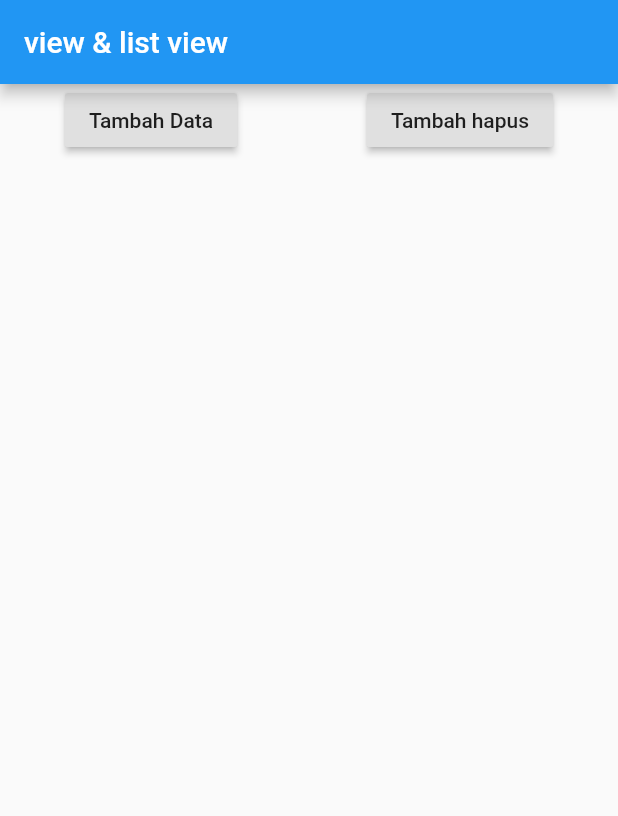
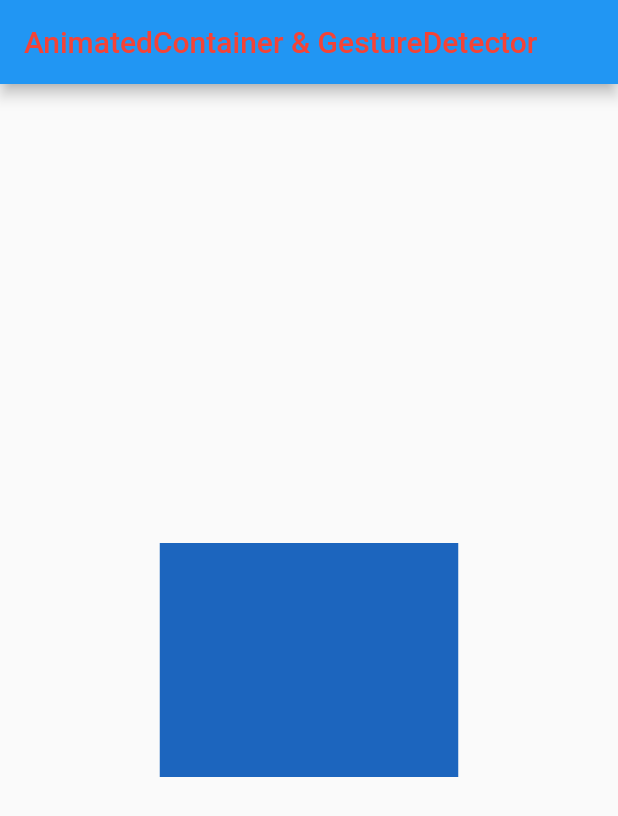
Before and after one commit to egyramadhan/flutter-example, a Flutter app: the screen it shows after launch, on a phone screen of 412 x 824 dp. Shown: the top 816 px of the screen. Run offline on Flutter 3.47's test engine with Material 2 defaults, Android fonts, the phone set to English and light mode, and no system bars.

Commit message:
Update main.dart

```diff
--- a/flutter_example/lib/main.dart
+++ b/flutter_example/lib/main.dart
@@ -1,4 +1,5 @@
 import 'package:flutter/material.dart';
+import 'dart:math';
 
 void main() => runApp(MyApp());
 
@@ -8,48 +9,30 @@ class MyApp extends StatefulWidget {
 }
 
 class _MyAppState extends State<MyApp> {
-  List<Widget> widgets = [];
-  int counter = 1;
+  Random random = Random();
 
   @override
   Widget build(BuildContext context) {
     return MaterialApp(
       home: Scaffold(
         appBar: AppBar(
-          title: Text("view & list view"),
-        ),
-        body: ListView(
-          children: <Widget>[
-            Row(
-              mainAxisAlignment: MainAxisAlignment.spaceAround,
-              children: <Widget>[
-                RaisedButton(
-                  child: Text("Tambah Data"),
-                  onPressed: () {
-                    setState(() {
-                      widgets.add(Text(
-                        "Data ke-" + counter.toString(),
-                        style: TextStyle(fontSize: 35),
-                      ));
-                      counter++;
-                    });
-                  },
-                ),
-                RaisedButton(
-                    child: Text("Tambah hapus"),
-                    onPressed: () {
-                      setState(() {
-                        widgets.removeLast();
-                        counter--;
-                      });
-                    })
-              ],
+            title: Text(
+          "AnimatedContainer & GestureDetector",
+          style: TextStyle(color: Colors.red),
+        )),
+        body: Center(
+          child: GestureDetector(
+            onTap: () {
+              setState(() {});
+            },
+            child: AnimatedContainer(
+              color: Color.fromARGB(255, random.nextInt(256),
+                  random.nextInt(256), random.nextInt(256)),
+              duration: Duration(seconds: 10),
+              width: 50.0 + random.nextInt(200),
+              height: 50.0 + random.nextInt(200),
             ),
-            Column(
-              crossAxisAlignment: CrossAxisAlignment.start,
-              children: widgets,
-            ),
-          ],
+          ),
         ),
       ),
     );
```
